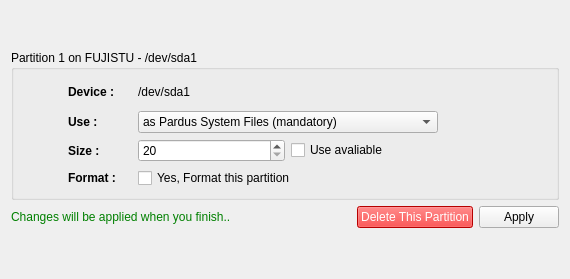
Before: the Qt Designer form yali4/gui/Ui/partedit.ui in dadas45li/yali, drawn with Qt 5.
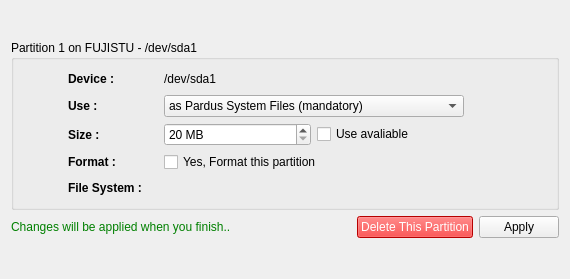
After: the same form once the commit is applied. Icons and pictures are not drawn.

Commit message: * Partition List .................... completed * Partition Edit (view) ............. completed * Support for more than one disk .... completed * System shutdown ................... failed !!   Reason : daha çalışıyoruz ne yatması ........

Patch:
```diff
--- a/yali4/gui/Ui/partedit.ui
+++ b/yali4/gui/Ui/partedit.ui
@@ -26,7 +26,7 @@
        <property name="maximumSize" >
         <size>
          <width>16777215</width>
-         <height>150</height>
+         <height>170</height>
         </size>
        </property>
        <property name="title" >
@@ -171,6 +171,9 @@
           </item>
           <item row="2" column="2" >
            <widget class="QSpinBox" name="partitionSize" >
+            <property name="suffix" >
+             <string> MB</string>
+            </property>
             <property name="minimum" >
              <number>20</number>
             </property>
@@ -212,6 +215,26 @@
             </property>
            </widget>
           </item>
+          <item row="4" column="0" >
+           <widget class="QLabel" name="label_7" >
+            <property name="font" >
+             <font>
+              <weight>75</weight>
+              <bold>true</bold>
+             </font>
+            </property>
+            <property name="text" >
+             <string>File System :</string>
+            </property>
+           </widget>
+          </item>
+          <item row="4" column="2" >
+           <widget class="QLabel" name="fileSystem" >
+            <property name="text" >
+             <string/>
+            </property>
+           </widget>
+          </item>
          </layout>
         </item>
         <item row="0" column="4" >
```
The commit also changes 5 other files.
